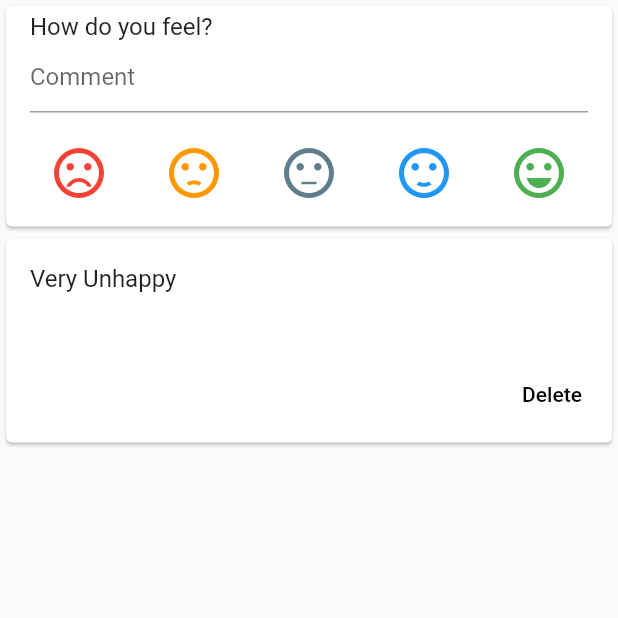
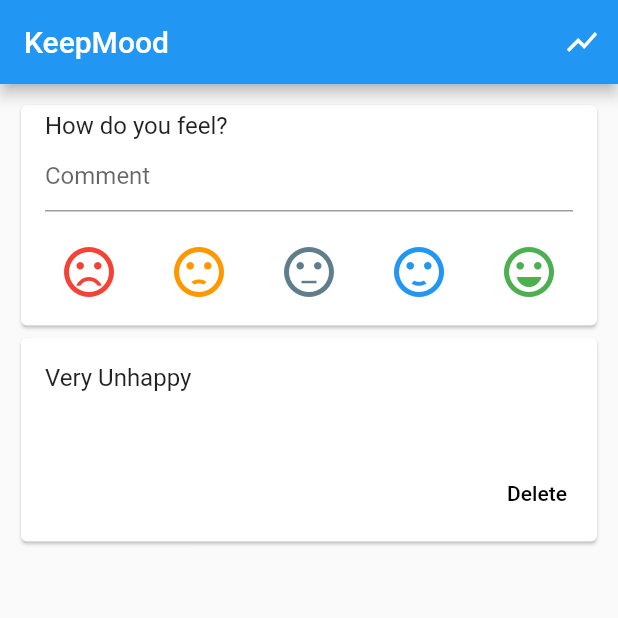
Before and after one commit to Epse/keepmood, a Flutter app: the MoodView screen opened directly, after a tap on the "sentiment very dissatisfied" icon, on a phone screen of 412 x 824 dp, the top half of it. Run offline on Flutter 3.47's test engine with Material 2 defaults, Android fonts, the phone set to English and light mode, and no system bars; our stand-ins replace charts_flutter, sqflite; accounts and stored records are empty.

Commit message:
split out views

```diff
--- a/lib/main.dart
+++ b/lib/main.dart
@@ -1,12 +1,6 @@
-import 'dart:async';
-
 import 'package:flutter/material.dart';
 
-import 'sentiment.dart';
-import 'widgets/moodselector.dart';
-import 'widgets/moodevent.dart';
-import 'moodstorage.dart';
-import 'widgets/moodchart.dart';
+import 'views/moodview.dart';
 
 void main() => runApp(new KeepMood());
 
@@ -15,81 +9,9 @@ class KeepMood extends StatelessWidget {
   Widget build(BuildContext context) {
     return new MaterialApp(
         title: 'KeepMood',
-        home: new Scaffold(
-          appBar: new AppBar(
-            title: new Text('KeepMood'),
-          ),
-          body: ListView(
-            padding: const EdgeInsets.all(10.0),
-            children: <Widget>[
-              MoodView(),
-            ],
-          ),
-        ),
+        home: new MoodView(),
         theme: ThemeData(
           primarySwatch: Colors.blue,
         ));
   }
 }
-
-class MoodView extends StatefulWidget {
-  @override
-  createState() => new MoodViewState();
-}
-
-class MoodViewState extends State<MoodView> {
-  final MoodStorage storage = new MoodStorage();
-  List<SentimentRecording> _sentimentList;
-
-  Future<Null> fillRecordingList() async {
-    var list = await storage.getAllRecordings();
-    setState(() {
-      _sentimentList = list;
-    });
-  }
-
-  @override
-  void initState() {
-    super.initState();
-    fillRecordingList();
-  }
-
-  void _newSentiment(SentimentRecording recording) async {
-    recording = await storage.insert(recording);
-    // TODO: This is not at all very optimised...
-    var recordings = await storage.getAllRecordings();
-    setState(() {
-      _sentimentList = recordings;
-    });
-  }
-
-  void _deleteRecording(int id) async {
-    await storage.delete(id);
-    // TODO: optimize the shit out of this please
-    fillRecordingList();
-  }
-
-  @override
-  Widget build(BuildContext context) {
-    Column column = new Column(
-      children: <Widget>[
-        MoodSelector(
-          onSelected: _newSentiment,
-        ),
-      ],
-    );
-
-    if (_sentimentList != null) {
-      for (var recording in _sentimentList.reversed) {
-        column.children.add(new MoodEvent(recording: recording, onDelete: _deleteRecording,));
-      }
-    }
-    return column;
-  }
-
-  @override
-  void deactivate() async {
-    await storage.close();
-    super.deactivate();
-  }
-}
--- /dev/null
+++ b/lib/views/moodview.dart
@@ -0,0 +1,88 @@
+import 'dart:async';
+
+import 'package:flutter/material.dart';
+
+import '../sentiment.dart';
+import '../widgets/moodselector.dart';
+import '../widgets/moodevent.dart';
+import '../moodstorage.dart';
+
+class MoodView extends StatefulWidget {
+  @override
+  createState() => new MoodViewState();
+}
+
+class MoodViewState extends State<MoodView> {
+  final MoodStorage storage = new MoodStorage();
+  List<SentimentRecording> _sentimentList;
+
+  Future<Null> fillRecordingList() async {
+    var list = await storage.getAllRecordings();
+    setState(() {
+      _sentimentList = list;
+    });
+  }
+
+  @override
+  void initState() {
+    super.initState();
+    fillRecordingList();
+  }
+
+  void _newSentiment(SentimentRecording recording) async {
+    recording = await storage.insert(recording);
+    // TODO: This is not at all very optimised...
+    var recordings = await storage.getAllRecordings();
+    setState(() {
+      _sentimentList = recordings;
+    });
+  }
+
+  void _deleteRecording(int id) async {
+    await storage.delete(id);
+    // TODO: optimize the shit out of this please
+    fillRecordingList();
+  }
+
+  void _onOpenCharts() {
+
+  }
+
+  @override
+  Widget build(BuildContext context) {
+    Column column = new Column(
+      children: <Widget>[
+        MoodSelector(
+          onSelected: _newSentiment,
+        ),
+      ],
+    );
+
+    if (_sentimentList != null) {
+      for (var recording in _sentimentList.reversed) {
+        column.children.add(new MoodEvent(
+          recording: recording,
+          onDelete: _deleteRecording,
+        ));
+      }
+    }
+    return new Scaffold(
+      appBar: new AppBar(
+        title: new Text('KeepMood'),
+        actions: <Widget>[
+          new IconButton(icon: Icon(Icons.show_chart), onPressed: _onOpenCharts)
+        ],
+      ),
+      body: ListView(
+        padding: const EdgeInsets.all(10.0),
+        children: <Widget>[column],
+      ),
+    );
+  }
+
+  @override
+  void deactivate() async {
+    await storage.close();
+    super.deactivate();
+  }
+}
```
Also changed, not shown: lib/views/chartview.dart (added).
